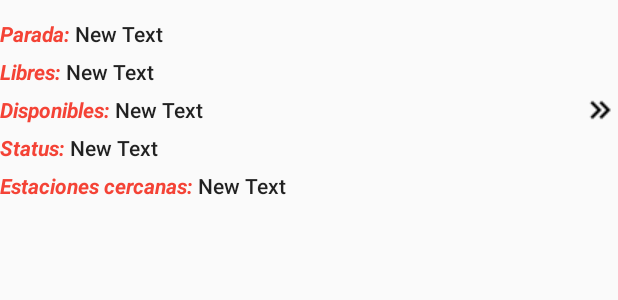
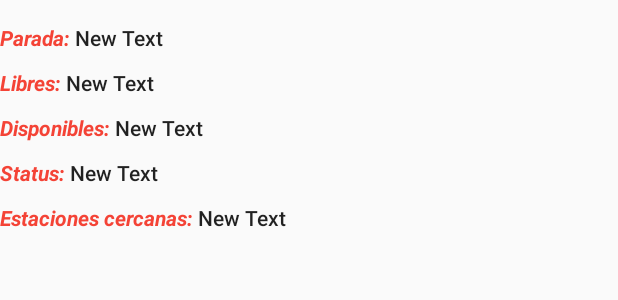
Before and after one commit to 41003840S/Bicing, an Android app: the layout station_row.xml on its own in the app's theme, with its tools: preview values and no code run, on a phone screen of 412 x 824 dp. Shown: the top 300 px of the screen. Run offline under Robolectric (Android 15) with nearby library versions, the phone set to English and light mode, and no system bars.

Commit message:
Estable aqui

```diff
--- a/app/src/main/AndroidManifest.xml
+++ b/app/src/main/AndroidManifest.xml
@@ -33,7 +33,7 @@
 
         <activity
             android:name=".SplashActivity"
-            android:label="@string/title_activity_splash"
+            android:label="@string/app_name"
             android:theme="@style/AppTheme.NoActionBar" >
             <intent-filter>
                 <action android:name="android.intent.action.MAIN" />
--- a/app/src/main/res/layout/station_row.xml
+++ b/app/src/main/res/layout/station_row.xml
@@ -22,7 +22,7 @@
         <TextView
             android:id="@+id/tvParada"
             android:layout_width="match_parent"
-            android:layout_height="25dp"
+            android:layout_height="30dp"
             android:text="New Text"
             android:gravity="center_vertical"
             style="@style/Base.TextAppearance.AppCompat.Body2" />
@@ -44,7 +44,7 @@
         <TextView
             android:id="@+id/tvSlots"
             android:layout_width="match_parent"
-            android:layout_height="25dp"
+            android:layout_height="30dp"
             android:text="New Text"
             android:gravity="center_vertical"
             style="@style/Base.TextAppearance.AppCompat.Body2" />
@@ -66,11 +66,11 @@
         <TextView
             android:id="@+id/tvBikes"
             android:layout_width="match_parent"
-            android:layout_height="25dp"
+            android:layout_height="30dp"
             android:text="New Text"
-            android:drawableRight="@drawable/chevron"
             android:gravity="center_vertical"
             style="@style/Base.TextAppearance.AppCompat.Body2" />
+
     </LinearLayout>
 
     <LinearLayout
@@ -89,7 +89,7 @@
         <TextView
             android:id="@+id/tvStatus"
             android:layout_width="match_parent"
-            android:layout_height="25dp"
+            android:layout_height="30dp"
             android:text="New Text"
             android:gravity="center_vertical"
             style="@style/Base.TextAppearance.AppCompat.Body2" />
@@ -111,7 +111,7 @@
         <TextView
             android:id="@+id/tvNearbyStations"
             android:layout_width="match_parent"
-            android:layout_height="25dp"
+            android:layout_height="30dp"
             android:text="New Text"
             android:gravity="center_vertical"
             style="@style/Base.TextAppearance.AppCompat.Body2" />
```
Also changed, not shown: app/src/main/java/com/example/manuel/bicing/MapsActivity.java (+4 -4 lines).
